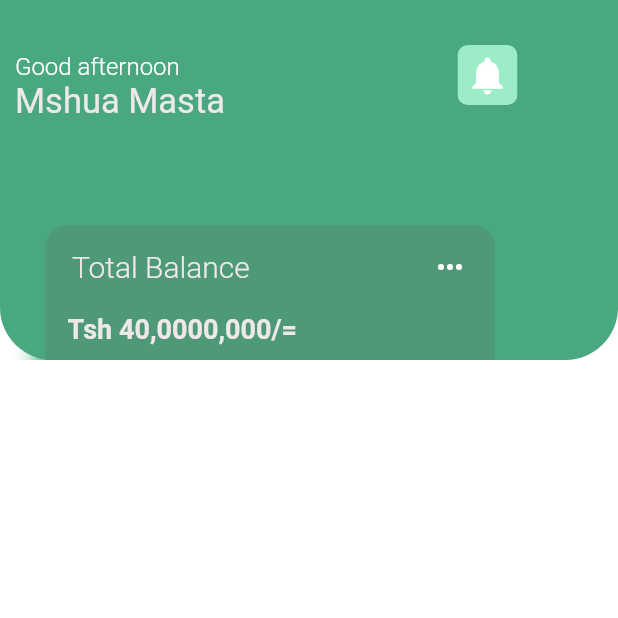
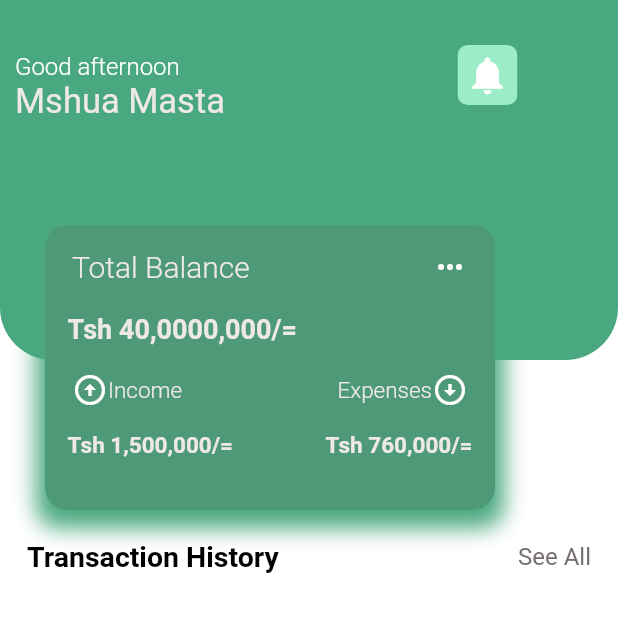
Before and after one commit to JohnGastone/Noti, a Flutter app: the screen it shows after launch, on a phone screen of 412 x 824 dp, the top half of it. Run offline on Flutter 3.47's test engine with Material 2 defaults, Android fonts, the phone set to English and light mode, and no system bars.

Commit message:
Transaction history

```diff
--- a/lib/screens/home.dart
+++ b/lib/screens/home.dart
@@ -14,11 +14,33 @@
           child: CustomScrollView(
         slivers: [
           SliverToBoxAdapter(
-            child: _head(),
+            child: SizedBox(
+              height: 350,
+              child: _head(),
+            ),
           ),
           SliverToBoxAdapter(
-            child: Row(
-              children: [],
+            child: Padding(
+              padding: const EdgeInsets.symmetric(horizontal: 18, vertical: 10),
+              child: Row(
+                mainAxisAlignment: MainAxisAlignment.spaceBetween,
+                children: [
+                  Text(
+                    'Transaction History',
+                    style: TextStyle(
+                        fontSize: 19,
+                        fontWeight: FontWeight.w600,
+                        color: Colors.black),
+                  ),
+                  Text(
+                    'See All',
+                    style: TextStyle(
+                        fontSize: 16,
+                        fontWeight: FontWeight.w400,
+                        color: Color.fromARGB(255, 119, 111, 111)),
+                  )
+                ], //Here we add +++
+              ),
             ),
           )
         ],
```
